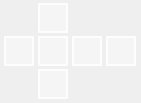
First picture: the form in sb/ui/view_selector.ui, repository mkeeter/antimony, before the edit.
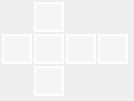
Second picture: the form after the edit.

Commit message: Better makefile

```diff
--- a/sb/ui/view_selector.ui
+++ b/sb/ui/view_selector.ui
@@ -6,8 +6,8 @@
    <rect>
     <x>0</x>
     <y>0</y>
-    <width>141</width>
-    <height>103</height>
+    <width>134</width>
+    <height>101</height>
    </rect>
   </property>
   <property name="sizePolicy">
```
The commit also changes 1 other file.
